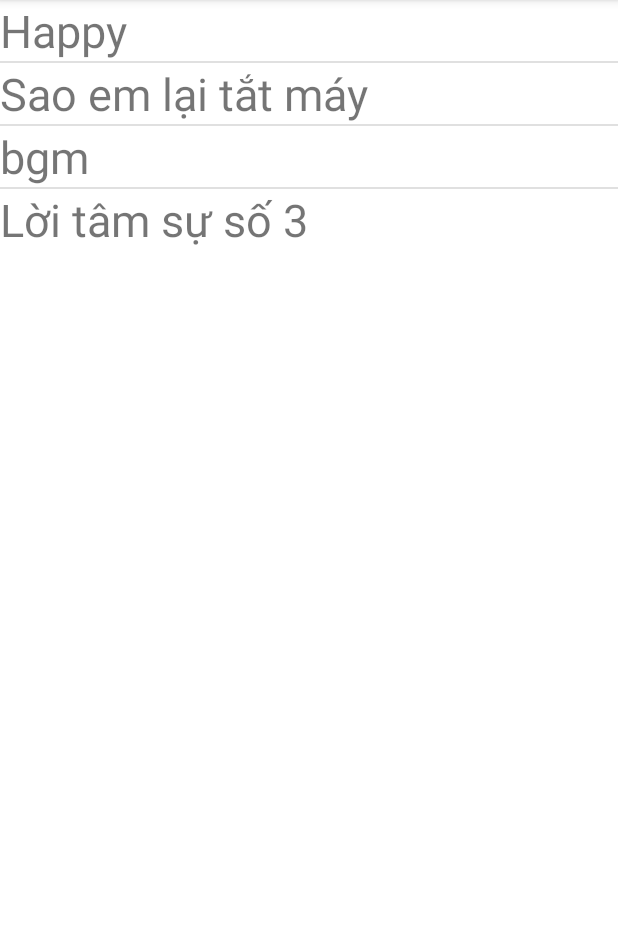
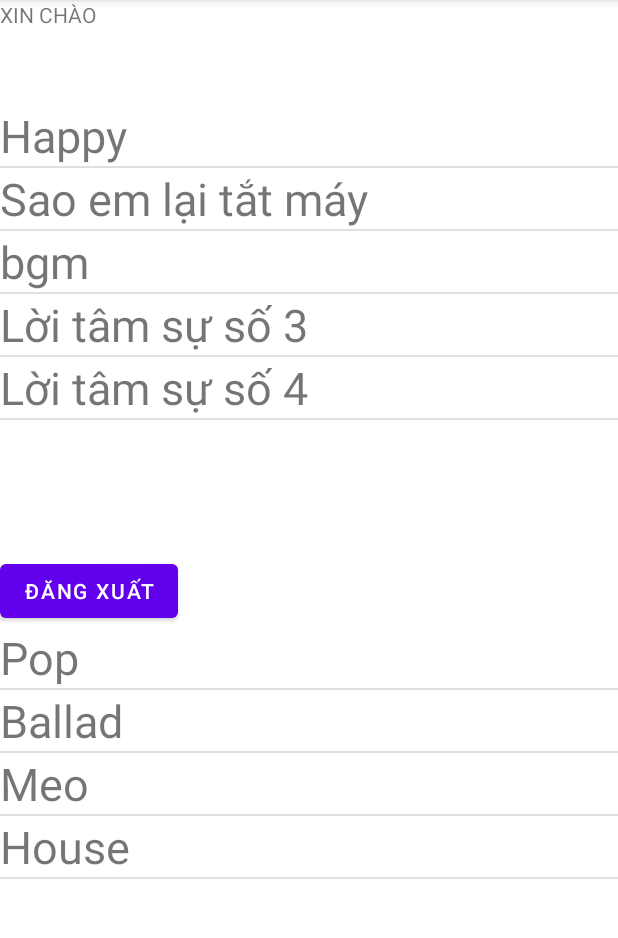
Before and after one commit to minusnineteen/Music, an Android app: the screen it shows after launch (MainActivity), after a tap on "BỎ QUA", on a phone screen of 412 x 824 dp, the part 84-1022 px from its top. Run offline under Robolectric (Android 15) with nearby library versions, the phone set to English and light mode, and no system bars.

Commit message:
play music

```diff
--- a/app/src/main/java/com/example/music/DatabaseHelper.java
+++ b/app/src/main/java/com/example/music/DatabaseHelper.java
@@ -25,6 +25,11 @@ public class DatabaseHelper extends SQLiteOpenHelper {
     private static final String COLUMN_SONG_GENRE = "genre";
     private static final String COLUMN_SONG_PATH = "path";
 
+    // Bảng thể loại nhạc
+    private static final String TABLE_GENRES = "genres";
+    private static final String COLUMN_GENRE_ID = "id";
+    private static final String COLUMN_GENRE_NAME = "name";
+
     public DatabaseHelper(Context context) {
         super(context, DATABASE_NAME, null, DATABASE_VERSION);
     }
@@ -41,11 +46,14 @@ public class DatabaseHelper extends SQLiteOpenHelper {
                 + COLUMN_SONG_ID + " INTEGER PRIMARY KEY AUTOINCREMENT, "
                 + COLUMN_SONG_TITLE + " TEXT,"
                 + COLUMN_SONG_ARTIST + " TEXT,"
-                + COLUMN_SONG_GENRE + " TEXT,"
+                + COLUMN_SONG_GENRE + " INTEGER,"
                 + COLUMN_SONG_PATH + " INTEGER)";
         db.execSQL(createSongsTableQuery);
 
-
+        String createGenresTableQuery = "CREATE TABLE " + TABLE_GENRES + "("
+                + COLUMN_GENRE_ID + " INTEGER PRIMARY KEY AUTOINCREMENT, "
+                + COLUMN_GENRE_NAME + " TEXT)";
+        db.execSQL(createGenresTableQuery);
     }
 
 
@@ -95,12 +103,18 @@ public class DatabaseHelper extends SQLiteOpenHelper {
         if (isSongExist(title, artist)) {
             return -1;
         }
+
+
+        int genreId =  getGenreIdByName(genre);
+        if (genreId == -1)
+        {
+            genreId = addGenre(genre);
+        }
         SQLiteDatabase db = this.getWritableDatabase();
-
         ContentValues values = new ContentValues();
         values.put(COLUMN_SONG_TITLE, title);
         values.put(COLUMN_SONG_ARTIST, artist);
-        values.put(COLUMN_SONG_GENRE, genre);
+        values.put(COLUMN_SONG_GENRE, genreId);
         values.put(COLUMN_SONG_PATH, path);
 
         long newRowId = db.insert(TABLE_SONGS, null, values);
@@ -120,7 +134,9 @@ public class DatabaseHelper extends SQLiteOpenHelper {
                 s.setId(c.getInt(0));
                 s.setTitle(c.getString(1));
                 s.setArtist(c.getString(2));
-                s.setGenre(c.getString(3));
+                int genreId = c.getInt(c.getColumnIndexOrThrow(COLUMN_SONG_GENRE));
+                Genre genre = getGenreById(genreId);
+                s.setGenre(genre);
                 s.setPath(c.getInt(4));
 
                 songList.add(s);
@@ -145,6 +161,21 @@ public class DatabaseHelper extends SQLiteOpenHelper {
 
         return isExist;
     }
+    public boolean isGenreExist(String name) {
+        SQLiteDatabase db = this.getReadableDatabase();
+
+        String selection = COLUMN_GENRE_NAME + " = ?";
+        String[] selectionArgs = {name};
+
+        Cursor cursor = db.query(TABLE_GENRES, null, selection, selectionArgs, null, null, null);
+
+        boolean isExist = cursor.getCount() > 0;
+
+        cursor.close();
+        db.close();
+
+        return isExist;
+    }
 
 
     public void deleteAllSongs() {
@@ -153,4 +184,71 @@ public class DatabaseHelper extends SQLiteOpenHelper {
         db.close();
     }
 
+    //THỂ LOẠI NHẠC
+    public int addGenre(String name) {
+        if (isGenreExist(name)) {
+            return -1;
+        }
+        SQLiteDatabase db = this.getWritableDatabase();
+        ContentValues values = new ContentValues();
+        values.put(COLUMN_GENRE_NAME, name);
+        return (int) db.insert(TABLE_GENRES, null, values);
+    }
+
+    public int getGenreIdByName(String name) {
+        SQLiteDatabase db = this.getWritableDatabase();
+        String query = "SELECT " + COLUMN_GENRE_ID + " FROM " + TABLE_GENRES
+                + " WHERE " + COLUMN_GENRE_NAME + " = ?";
+
+        Cursor c = db.rawQuery(query, new String[]{name});
+        int genreId = -1;
+        if (c.moveToFirst()) {
+            genreId = c.getInt(c.getColumnIndexOrThrow(COLUMN_GENRE_ID));
+        }
+        c.close();
+        return genreId;
+    }
+
+    private Genre getGenreById(int genreId) {
+        SQLiteDatabase db = this.getReadableDatabase();
+        String[] projection = {COLUMN_GENRE_ID, COLUMN_GENRE_NAME};
+        String selection = COLUMN_GENRE_ID + " = ?";
+        String[] selectionArgs = {String.valueOf(genreId)};
+        Cursor cursor = db.query(TABLE_GENRES, projection, selection, selectionArgs, null, null, null);
+        Genre genre = null;
+        if (cursor != null && cursor.moveToFirst()) {
+            int id = cursor.getInt(cursor.getColumnIndexOrThrow(COLUMN_GENRE_ID));
+            String name = cursor.getString(cursor.getColumnIndexOrThrow(COLUMN_GENRE_NAME));
+            genre = new Genre(id, name);
+            cursor.close();
+        }
+        return genre;
+    }
+
+    public List<Genre> getAllGenres() {
+        List<Genre> genreList = new ArrayList<>();
+        SQLiteDatabase db = this.getReadableDatabase();
+
+        String[] columns = {COLUMN_GENRE_ID, COLUMN_GENRE_NAME};
+        Cursor cursor = db.query(TABLE_GENRES, columns, null, null, null, null, null);
+
+        if (cursor != null && cursor.moveToFirst()) {
+            do {
+                int id = cursor.getInt(cursor.getColumnIndexOrThrow(COLUMN_GENRE_ID));
+                String name = cursor.getString(cursor.getColumnIndexOrThrow(COLUMN_GENRE_NAME));
+
+                Genre genre = new Genre();
+                genre.setId(id);
+                genre.setName(name);
+
+                genreList.add(genre);
+            } while (cursor.moveToNext());
+
+            cursor.close();
+        }
+
+        return genreList;
+    }
+
+
 }
--- /dev/null
+++ b/app/src/main/java/com/example/music/Genre.java
@@ -0,0 +1,31 @@
+package com.example.music;
+
+public class Genre {
+    private int id;
+    private String name;
+
+    public Genre(int id, String name) {
+        this.id = id;
+        this.name = name;
+    }
+
+    public Genre() {
+
+    }
+
+    public int getId() {
+        return id;
+    }
+
+    public void setId(int id) {
+        this.id = id;
+    }
+
+    public String getName() {
+        return name;
+    }
+
+    public void setName(String name) {
+        this.name = name;
+    }
+}
--- a/app/src/main/java/com/example/music/MainActivity.java
+++ b/app/src/main/java/com/example/music/MainActivity.java
@@ -3,8 +3,10 @@ package com.example.music;
 import androidx.appcompat.app.AppCompatActivity;
 
 import android.content.Intent;
+import android.content.SharedPreferences;
 import android.media.MediaPlayer;
 import android.os.Bundle;
+import android.os.Parcelable;
 import android.view.View;
 import android.view.ViewGroup;
 import android.widget.AdapterView;
@@ -22,23 +24,36 @@ public class MainActivity extends AppCompatActivity {
     ListView lv_listSong;
     private MediaPlayer mediaPlayer;
     private boolean isPlaying;
+
+    Button btn_DangXuat;
+    TextView tv_hello;
+    ListView lv_listGenre;
+
     @Override
     protected void onCreate(Bundle savedInstanceState) {
         super.onCreate(savedInstanceState);
         setContentView(R.layout.activity_main);
         lv_listSong = findViewById(R.id.lv_listSong);
+        lv_listGenre = findViewById(R.id.lv_listGenre);
+        btn_DangXuat = findViewById(R.id.btn_DangXuat);
+        tv_hello = findViewById(R.id.tv_hello);
 
         DatabaseHelper db = new DatabaseHelper(MainActivity.this);
-//        db.deleteAllSongs();
-//        this.deleteDatabase(DatabaseHelper.DATABASE_NAME);
+     //db.deleteAllSongs();
+       //this.deleteDatabase(DatabaseHelper.DATABASE_NAME);
 
-        db.addSong("Happy","duc  HUNG 2","ballad",R.raw.happy);
-        db.addSong("Sao em lại tắt máy","duc  HUNG 3","ballad",R.raw.saoemlaitatmay);
-        db.addSong("bgm","duc  HUNG 1","ballad",R.raw.bgm);
-        db.addSong("Lời tâm sự số 3","duc  HUNG 4","ballad",R.raw.loitamsuso3);
+        db.addGenre("Pop");
+        db.addGenre("Ballad");
+
+        db.addSong("Happy","duc  HUNG 2","Pop",R.raw.happy);
+        db.addSong("Sao em lại tắt máy","duc  HUNG 3","Ballad",R.raw.saoemlaitatmay);
+        db.addSong("bgm","duc  HUNG 1","Pop",R.raw.bgm);
+        db.addSong("Lời tâm sự số 3","duc  HUNG 4","Meo",R.raw.loitamsuso3);
+        db.addSong("Lời tâm sự số 4","duc  HUNG 4","House",R.raw.loitamsuso3);
 
 
         List<Song> songList = db.getAllSongs();
+        List<Genre> genreList = db.getAllGenres();
 
         ArrayAdapter<Song> adapter = new ArrayAdapter<Song>(this, R.layout.list_item_song,R.id.tv_titleSong, songList) {
             @Override
@@ -52,6 +67,18 @@ public class MainActivity extends AppCompatActivity {
         };
         lv_listSong.setAdapter(adapter);
 
+        ArrayAdapter<Genre> adapterGenre = new ArrayAdapter<Genre>(this, R.layout.list_item_genre,R.id.tv_titleGenre, genreList) {
+            @Override
+            public View getView(int position, View convertView, ViewGroup parent) {
+                View view = super.getView(position, convertView, parent);
+                Genre genre = getItem(position);
+                TextView textViewGenreTitle = view.findViewById(R.id.tv_titleGenre);
+                textViewGenreTitle.setText(genre.getName());
+                return view;
+            }
+        };
+        lv_listGenre.setAdapter(adapterGenre);
+
         lv_listSong.setOnItemClickListener(new  AdapterView.OnItemClickListener() {
             @Override
             public void onItemClick(AdapterView<?> parent, View view, int position, long id) {
@@ -62,9 +89,25 @@ public class MainActivity extends AppCompatActivity {
                 playMusic(selectedSong);
 
                 Intent intent = new Intent(MainActivity.this, PlayMusicActivity.class);
+
+//                intent.putExtra("song", (Parcelable) selectedSong);
+
                 startActivity(intent);
             }
         });
+
+
+        SharedPreferences preferences = getSharedPreferences("prefs", MODE_PRIVATE);
+        String username = preferences.getString("username", "");
+        tv_hello.setText("XIN CHÀO " + username);
+
+        btn_DangXuat.setOnClickListener(new View.OnClickListener() {
+            @Override
+            public void onClick(View v) {
+                logOut();
+            }
+        });
+
 
     }
     private void playMusic(Song song) {
@@ -98,4 +141,21 @@ public class MainActivity extends AppCompatActivity {
         isPlaying = false;
     }
 
+    private void logOut() {
+        // Xóa thông tin đăng nhập trong SharedPreferences khi người dùng đăng xuất
+        SharedPreferences preferences = getSharedPreferences("prefs", MODE_PRIVATE);
+        SharedPreferences.Editor editor = preferences.edit();
+        editor.clear();
+        editor.apply();
+
+        Intent intent = new Intent(MainActivity.this, SignInActivity.class);
+        startActivity(intent);
+        finish();
+    }
+
+    @Override
+    protected void onDestroy() {
+        super.onDestroy();
+        stopMusic();
+    }
 }
--- a/app/src/main/java/com/example/music/PlayMusicActivity.java
+++ b/app/src/main/java/com/example/music/PlayMusicActivity.java
@@ -2,6 +2,7 @@ package com.example.music;
 
 import androidx.appcompat.app.AppCompatActivity;
 
+import android.content.Intent;
 import android.media.MediaPlayer;
 import android.os.Bundle;
 import android.view.View;
@@ -31,7 +32,7 @@ public class PlayMusicActivity extends AppCompatActivity {
             play = (Button) findViewById(R.id.btnPlay);
             stop = (Button) findViewById(R.id.btnStop);
             next = (Button) findViewById(R.id.btnNext);
-            title = (TextView) findViewById(R.id.tvSong);
+            title = (TextView) findViewById(R.id.tv_SongName);
             start = (TextView) findViewById(R.id.tvStart);
             end = (TextView) findViewById(R.id.tvEnd);
             sb = (SeekBar) findViewById(R.id.seekBar);
@@ -47,6 +48,13 @@ public class PlayMusicActivity extends AppCompatActivity {
 //                }
 //            });
 
+//        Intent intent = getIntent();
+//        if (intent != null) {
+//            Song song = (Song) intent.getSerializableExtra("song");
+//            title.setText(song.getTitle());
+//        }
+
+
         }
 
 
--- a/app/src/main/java/com/example/music/SignInActivity.java
+++ b/app/src/main/java/com/example/music/SignInActivity.java
@@ -1,19 +1,21 @@
 package com.example.music;
 
-import androidx.appcompat.app.AppCompatActivity;
-
 import android.content.Intent;
+import android.content.SharedPreferences;
 import android.os.Bundle;
 import android.view.View;
 import android.widget.Button;
 import android.widget.EditText;
 import android.widget.Toast;
 
+import androidx.appcompat.app.AppCompatActivity;
+
 public class SignInActivity extends AppCompatActivity {
     private EditText editTextUsername;
     private EditText editTextPassword;
     private Button buttonLogin;
-    Button btn_Regiser,btn_Skip;
+    private Button btn_Register, btn_Skip;
+
     @Override
     protected void onCreate(Bundle savedInstanceState) {
         super.onCreate(savedInstanceState);
@@ -22,12 +24,11 @@ public class SignInActivity extends AppCompatActivity {
         editTextUsername = findViewById(R.id.editTextUsername);
         editTextPassword = findViewById(R.id.editTextPassword);
         buttonLogin = findViewById(R.id.buttonLogin);
-        btn_Regiser = (Button) findViewById(R.id.btn_Register);
-        btn_Skip = (Button) findViewById(R.id.btn_Skip);
+        btn_Register = findViewById(R.id.btn_Register);
+        btn_Skip = findViewById(R.id.btn_Skip);
 
 
-
-        btn_Regiser.setOnClickListener(new View.OnClickListener() {
+        btn_Register.setOnClickListener(new View.OnClickListener() {
             @Override
             public void onClick(View v) {
                 Intent intent = new Intent(SignInActivity.this, SignUpActivity.class);
@@ -39,26 +40,32 @@ public class SignInActivity extends AppCompatActivity {
             public void onClick(View v) {
                 Intent intent = new Intent(SignInActivity.this, MainActivity.class);
                 startActivity(intent);
+                finish();
             }
         });
 
         buttonLogin.setOnClickListener(new View.OnClickListener() {
             @Override
             public void onClick(View v) {
-                EditText editTextUsername = findViewById(R.id.editTextUsername);
-                EditText editTextPassword = findViewById(R.id.editTextPassword);
 
                 String username = editTextUsername.getText().toString();
                 String password = editTextPassword.getText().toString();
 
-                DatabaseHelper databaseHelper = new DatabaseHelper(SignInActivity.this);
-                boolean isValid = databaseHelper.isUserValid(username, password);
+                DatabaseHelper db = new DatabaseHelper(SignInActivity.this);
+                boolean isValid = db.isUserValid(username, password);
 
                 if (isValid) {
-                    // Đăng nhập thành công
-                    Intent intent = new Intent(SignInActivity.this, SignUpActivity.class);
+                    Toast.makeText(SignInActivity.this, "Đăng nhập thành công", Toast.LENGTH_SHORT).show();
+                    Intent intent = new Intent(SignInActivity.this, MainActivity.class);
                     startActivity(intent);
-                    Toast.makeText(SignInActivity.this, "Đăng nhập thành công", Toast.LENGTH_SHORT).show();
+                    finish();
+
+
+                    // Sau khi đăng nhập thành công, lưu tên người dùng vào SharedPreferences
+                    SharedPreferences prefs = getSharedPreferences("prefs", MODE_PRIVATE);
+                    SharedPreferences.Editor editor = prefs.edit();
+                    editor.putString("username", username); // username là tên người dùng đã đăng nhập
+                    editor.apply();
 
                 } else {
                     // Đăng nhập thất bại
@@ -66,5 +73,17 @@ public class SignInActivity extends AppCompatActivity {
                 }
             }
         });
+
+        SharedPreferences prefs = getSharedPreferences("prefs", MODE_PRIVATE);
+        String username = prefs.getString("username", ""); // Lấy tên người dùng đã lưu
+        // Nếu tên người dùng đã lưu trong SharedPreferences không rỗng
+        // tức là người dùng đã đăng nhập trước đó
+        if (!username.isEmpty()) {
+            // Chuyển hướng đến MainActivity
+            Intent intent = new Intent(SignInActivity.this, MainActivity.class);
+            startActivity(intent);
+            finish(); // Kết thúc SignInActivity để không thể quay lại màn hình đăng nhập
+            // Dừng việc tiếp tục thực thi phần code dưới
+        }
     }
 }
--- a/app/src/main/java/com/example/music/SignUpActivity.java
+++ b/app/src/main/java/com/example/music/SignUpActivity.java
@@ -41,19 +41,19 @@ public class SignUpActivity extends AppCompatActivity {
 
                 if (password1.equals(confirmPassword)) {
                     // mật khẩu trùng khớp
-                    //  đăng ký
+
                     DatabaseHelper databaseHelper = new DatabaseHelper(SignUpActivity.this);
                     long newRowId = databaseHelper.addUser(username1, password1);
 
                     if (newRowId != -1) {
-                        Toast.makeText(SignUpActivity.this, "Register successful", Toast.LENGTH_SHORT).show();
-
+                        Toast.makeText(SignUpActivity.this, "Đăng ký thành công", Toast.LENGTH_SHORT).show();
+                        finish();
                     } else {
-                        Toast.makeText(SignUpActivity.this, "Register failed", Toast.LENGTH_SHORT).show();
+                        Toast.makeText(SignUpActivity.this, "Đăng ký thất bại", Toast.LENGTH_SHORT).show();
                     }
                 } else {
-                    //  không trùng khớp
-                    Toast.makeText(SignUpActivity.this, "Passwords do not match", Toast.LENGTH_SHORT).show();
+
+                    Toast.makeText(SignUpActivity.this, "Mật khẩu không trùng khớp", Toast.LENGTH_SHORT).show();
                 }
             }
         });
--- a/app/src/main/java/com/example/music/Song.java
+++ b/app/src/main/java/com/example/music/Song.java
@@ -4,12 +4,12 @@ public class Song {
     private int id;
     private String title;
     private String artist;
-    private String genre;
+    private Genre genre;
     private int path;
 
     public Song() {}
 
-    public Song(int id, String title, String artist, String genre ,int path) {
+    public Song(int id, String title, String artist, Genre genre ,int path) {
         this.id = id;
         this.title = title;
         this.artist = artist;
@@ -42,11 +42,11 @@ public class Song {
         this.artist = artist;
     }
 
-    public String getGenre() {
+    public Genre getGenre() {
         return genre;
     }
 
-    public void setGenre(String genre) {
+    public void setGenre(Genre genre) {
         this.genre = genre;
     }
 
--- a/app/src/main/res/layout/activity_main.xml
+++ b/app/src/main/res/layout/activity_main.xml
@@ -7,9 +7,25 @@
     android:orientation="vertical"
     tools:context=".MainActivity">
 
+    <TextView
+        android:id="@+id/tv_hello"
+        android:layout_width="match_parent"
+        android:layout_height="70dp"/>
+
     <ListView
         android:id="@+id/lv_listSong"
         android:layout_width="match_parent"
-        android:layout_height="wrap_content"/>
+        android:layout_height="300dp" />
+
+    <Button
+        android:id="@+id/btn_DangXuat"
+        android:layout_width="wrap_content"
+        android:layout_height="wrap_content"
+        android:text="Đăng xuất"/>
+    <ListView
+        android:id="@+id/lv_listGenre"
+        android:layout_width="match_parent"
+        android:layout_height="300dp" />
+
 
 </LinearLayout>
--- a/app/src/main/res/layout/activity_play_music.xml
+++ b/app/src/main/res/layout/activity_play_music.xml
@@ -7,11 +7,11 @@
     tools:context=".PlayMusicActivity">
 
     <TextView
-        android:id="@+id/tvSong"
+        android:id="@+id/tv_SongName"
         android:layout_width="match_parent"
         android:layout_height="wrap_content"
         android:text="Tên bài hát"
-        android:textSize="30dp"/>
+        android:textSize="30sp"/>
 
     <Button
         android:id="@+id/btnPrev"
--- /dev/null
+++ b/app/src/main/res/layout/list_item_genre.xml
@@ -0,0 +1,11 @@
+<?xml version="1.0" encoding="utf-8"?>
+<LinearLayout xmlns:android="http://schemas.android.com/apk/res/android"
+    android:orientation="vertical"
+    android:layout_width="match_parent"
+    android:layout_height="match_parent">
+    <TextView
+        android:id="@+id/tv_titleGenre"
+        android:layout_width="match_parent"
+        android:layout_height="wrap_content"
+        android:textSize="30sp" />
+</LinearLayout>
```
